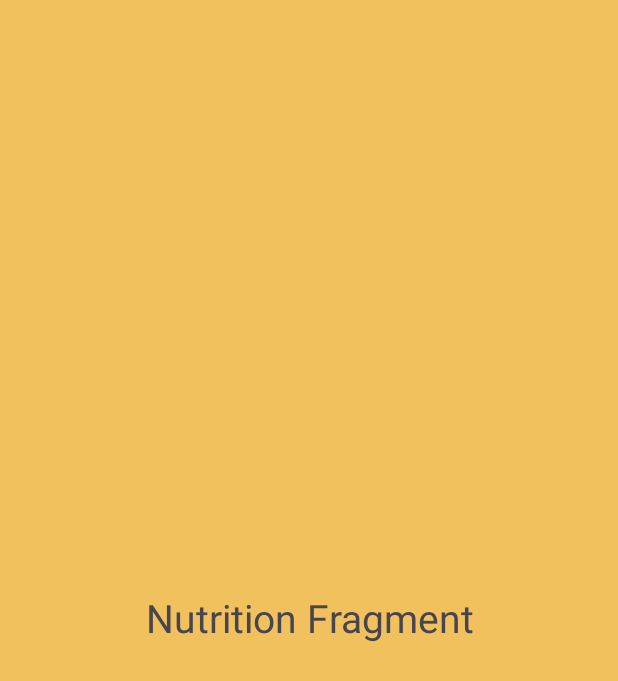
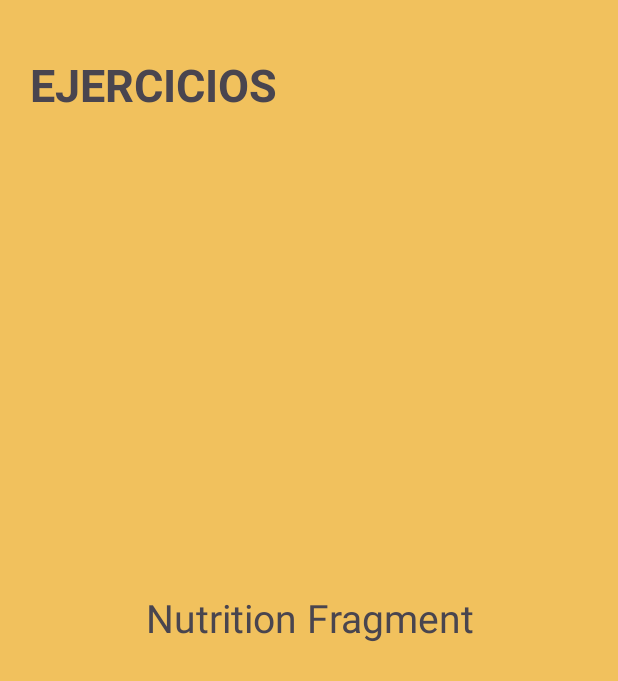
Before and after one commit to marioquintalcob/Proyecto01Equipo16, an Android app: the layout fragment_nutrition.xml on its own in the app's theme, with its tools: preview values and no code run, on a phone screen of 412 x 824 dp. Shown: the top 681 px of the screen. Run offline under Robolectric (Android 15) with nearby library versions, the phone set to English and light mode, and no system bars.

```diff
--- a/app/build.gradle
+++ b/app/build.gradle
@@ -40,6 +40,8 @@ android {
 dependencies {
 
     implementation 'androidx.core:core-ktx:1.8.0'
+    implementation "androidx.cardview:cardview:1.0.0"
+    implementation "androidx.recyclerview:recyclerview:1.3.0"
     implementation 'androidx.appcompat:appcompat:1.6.1'
     implementation 'com.google.android.material:material:1.5.0'
     implementation 'androidx.constraintlayout:constraintlayout:2.1.4'
--- a/app/src/main/java/org/bedu/proyecto01equipo16/MainActivity.kt
+++ b/app/src/main/java/org/bedu/proyecto01equipo16/MainActivity.kt
@@ -28,7 +28,7 @@ class MainActivity : AppCompatActivity() {
         boton2.setOnClickListener {
             val bundle = Bundle()
 
-            val intent = Intent(this, RegisterActivity::class.java ).apply{
+            val intent = Intent(this, Nutrition::class.java ).apply{
                 putExtras(bundle)
             }
 
--- /dev/null
+++ b/app/src/main/java/org/bedu/proyecto01equipo16/workouts.kt
@@ -0,0 +1,3 @@
+package org.bedu.proyecto01equipo16
+
+data class workouts(var titles: String, var details: String)
--- a/app/src/main/res/layout/fragment_nutrition.xml
+++ b/app/src/main/res/layout/fragment_nutrition.xml
@@ -3,6 +3,7 @@
     xmlns:tools="http://schemas.android.com/tools"
     android:layout_width="match_parent"
     android:layout_height="match_parent"
+    xmlns:app="http://schemas.android.com/apk/res-auto"
     android:background="#f1c15d"
     tools:context=".Nutrition">
 
@@ -14,5 +15,29 @@
         android:textSize="26dp"
         android:gravity="center"
         />
+    <TextView
+        android:id="@+id/textView"
+        android:layout_width="wrap_content"
+        android:layout_height="wrap_content"
+        android:layout_marginStart="20dp"
+        android:layout_marginLeft="20dp"
+        android:layout_marginTop="36dp"
+        android:text="EJERCICIOS"
+        android:textStyle="bold"
+        android:textSize="30sp"
+        app:layout_constraintStart_toStartOf="parent"
+        app:layout_constraintTop_toTopOf="parent"
+        />
+
+    <androidx.recyclerview.widget.RecyclerView
+        android:id="@+id/recyclerView"
+        android:layout_width="match_parent"
+        android:layout_height="0dp"
+        android:layout_marginTop="20dp"
+        app:layout_constraintEnd_toEndOf="parent"
+        app:layout_constraintHorizontal_bias="0.0"
+        app:layout_constraintStart_toStartOf="parent"
+        tools:listitem="@layout/card_layout"
+        />
 
 </FrameLayout>
```
Also changed, not shown: app/src/main/java/org/bedu/proyecto01equipo16/CustomAdapter.kt (added, +31 -0 lines), app/src/main/java/org/bedu/proyecto01equipo16/Nutrition.kt (+50 -0 lines), app/src/main/res/layout/card_layout.xml (added, +44 -0 lines), app/src/main/res/values/strings.xml (+11 -0 lines), app/src/main/res/drawable/a.png (added), app/src/main/res/drawable/b.png (added), app/src/main/res/drawable/c.png (added), app/src/main/res/drawable/d.png (added).
